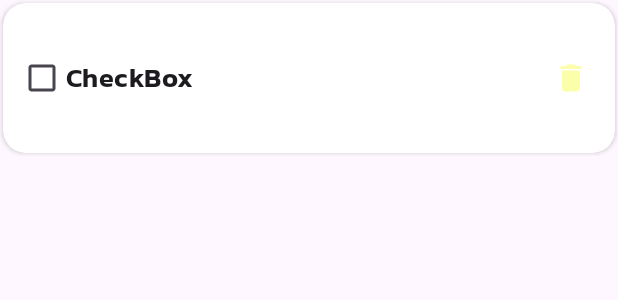
After one commit to thepiyushapkaje/Ticky, an Android app: the layout item_view_to_do_list.xml on its own in the app's theme, with its tools: preview values and no code run, on a phone screen of 412 x 824 dp. The commit adds this screen. Shown: the top 300 px of the screen. Run offline under Robolectric (Android 15) with nearby library versions, the phone set to English and light mode, and no system bars.

Commit message:
Alpha 1.0.0: - Added recycler view - Added option for deletion - Added progress dialog

```diff
--- a/app/build.gradle.kts
+++ b/app/build.gradle.kts
@@ -41,6 +41,7 @@ android {
 }
 
 dependencies {
+    implementation ("com.mikhaellopez:circularprogressbar:3.1.0")
     implementation(libs.androidx.room.runtime)
     ksp(libs.androidx.room.compiler)
     implementation(libs.androidx.core.ktx)
--- a/app/src/main/java/com/nextbigthing/ticky/room/AppDao.kt
+++ b/app/src/main/java/com/nextbigthing/ticky/room/AppDao.kt
@@ -1,6 +1,7 @@
 package com.nextbigthing.ticky.room
 
 import androidx.room.Dao
+import androidx.room.Delete
 import androidx.room.Insert
 import androidx.room.Query
 
@@ -12,4 +13,7 @@ interface AppDao {
 
     @Insert
     fun insertUser(vararg users: AppModel)
+
+    @Delete
+    fun deleteUser(vararg users: AppModel)
 }
--- a/app/src/main/java/com/nextbigthing/ticky/room/AppDatabase.kt
+++ b/app/src/main/java/com/nextbigthing/ticky/room/AppDatabase.kt
@@ -3,7 +3,7 @@ package com.nextbigthing.ticky.room
 import androidx.room.Database
 import androidx.room.RoomDatabase
 
-@Database(entities = [AppModel::class], version = 1)
+@Database(entities = [AppModel::class], version = 2)
 abstract class AppDatabase: RoomDatabase() {
     abstract fun appDao(): AppDao
 }
--- a/app/src/main/java/com/nextbigthing/ticky/room/AppModel.kt
+++ b/app/src/main/java/com/nextbigthing/ticky/room/AppModel.kt
@@ -7,6 +7,5 @@ import androidx.room.PrimaryKey
 @Entity
 data class AppModel(
     @PrimaryKey(autoGenerate = true) val uid: Int,
-    @ColumnInfo(name = "first_name") val firstName: String?,
-    @ColumnInfo(name = "last_name") val lastName: String?
+    @ColumnInfo(name = "task") val task: String?
 )
--- /dev/null
+++ b/app/src/main/res/drawable/ic_add.xml
@@ -0,0 +1,5 @@
+<vector xmlns:android="http://schemas.android.com/apk/res/android" android:height="24dp" android:tint="#000000" android:viewportHeight="24" android:viewportWidth="24" android:width="24dp">
+
+    <path android:fillColor="@android:color/white" android:pathData="M19,13h-6v6h-2v-6H5v-2h6V5h2v6h6v2z"/>
+
+</vector>
--- /dev/null
+++ b/app/src/main/res/drawable/ic_delete.xml
@@ -0,0 +1,5 @@
+<vector xmlns:android="http://schemas.android.com/apk/res/android" android:height="24dp" android:tint="#FCFFA9" android:viewportHeight="24" android:viewportWidth="24" android:width="24dp">
+
+    <path android:fillColor="@android:color/white" android:pathData="M6,19c0,1.1 0.9,2 2,2h8c1.1,0 2,-0.9 2,-2V7H6v12zM19,4h-3.5l-1,-1h-5l-1,1H5v2h14V4z"/>
+
+</vector>
--- /dev/null
+++ b/app/src/main/res/layout/item_view_to_do_list.xml
@@ -0,0 +1,48 @@
+<?xml version="1.0" encoding="utf-8"?>
+<androidx.constraintlayout.widget.ConstraintLayout xmlns:android="http://schemas.android.com/apk/res/android"
+    xmlns:app="http://schemas.android.com/apk/res-auto"
+    xmlns:tools="http://schemas.android.com/tools"
+    android:layout_width="match_parent"
+    android:layout_height="wrap_content">
+
+    <androidx.cardview.widget.CardView
+        android:id="@+id/cardView"
+        android:layout_width="0dp"
+        android:layout_height="wrap_content"
+        android:minHeight="100dp"
+        app:cardCornerRadius="15dp"
+        android:layout_margin="2dp"
+        app:layout_constraintBottom_toBottomOf="parent"
+        app:layout_constraintEnd_toEndOf="parent"
+        app:layout_constraintStart_toStartOf="parent"
+        app:layout_constraintTop_toTopOf="parent">
+
+        <LinearLayout
+            android:id="@+id/linearLayout2"
+            android:layout_width="match_parent"
+            android:layout_height="wrap_content"
+            android:layout_marginHorizontal="10dp"
+            android:layout_gravity="center"
+            android:orientation="horizontal">
+
+            <CheckBox
+                android:id="@+id/checkBox"
+                android:layout_width="match_parent"
+                android:layout_height="wrap_content"
+                android:textSize="18sp"
+                android:layout_marginVertical="5dp"
+                android:layout_weight="1"
+                android:text="CheckBox" />
+
+            <ImageView
+                android:id="@+id/deleteImageView"
+                android:layout_width="match_parent"
+                android:layout_height="wrap_content"
+                android:layout_weight="9"
+                android:layout_gravity="center"
+                app:srcCompat="@drawable/ic_delete" />
+
+        </LinearLayout>
+    </androidx.cardview.widget.CardView>
+
+</androidx.constraintlayout.widget.ConstraintLayout>
--- a/app/src/main/res/values-night/themes.xml
+++ b/app/src/main/res/values-night/themes.xml
@@ -3,5 +3,7 @@
     <style name="Base.Theme.Ticky" parent="Theme.Material3.DayNight.NoActionBar">
         <!-- Customize your dark theme here. -->
         <!-- <item name="colorPrimary">@color/my_dark_primary</item> -->
+        <item name="android:fontFamily">@font/kanitsb</item>
+        <item name="fontFamily">@font/kanitsb</item>
     </style>
 </resources>
--- a/app/src/main/res/values/colors.xml
+++ b/app/src/main/res/values/colors.xml
@@ -2,4 +2,5 @@
 <resources>
     <color name="black">#FF000000</color>
     <color name="white">#FFFFFFFF</color>
+    <color name="transparent">#00FFFFFF</color>
 </resources>
--- a/app/src/main/res/values/themes.xml
+++ b/app/src/main/res/values/themes.xml
@@ -3,7 +3,12 @@
     <style name="Base.Theme.Ticky" parent="Theme.Material3.DayNight.NoActionBar">
         <!-- Customize your light theme here. -->
         <!-- <item name="colorPrimary">@color/my_light_primary</item> -->
+        <item name="android:fontFamily">@font/kanitsb</item>
+        <item name="fontFamily">@font/kanitsb</item>
     </style>
 
-    <style name="Theme.Ticky" parent="Base.Theme.Ticky" />
+    <style name="Theme.Ticky" parent="Base.Theme.Ticky">
+        <item name="android:fontFamily">@font/kanitsb</item>
+        <item name="fontFamily">@font/kanitsb</item>
+    </style>
 </resources>
```
Also changed, not shown: app/src/main/java/com/nextbigthing/ticky/DeleteUser.kt (added, +7 -0 lines), app/src/main/java/com/nextbigthing/ticky/MainActivity.kt (+79 -13 lines), app/src/main/java/com/nextbigthing/ticky/TodoListRecyclerAdapter.kt (added, +32 -0 lines), app/src/main/res/layout/activity_main.xml (+55 -18 lines), app/src/main/res/layout/add_task_layout.xml (added, +44 -0 lines), app/src/main/res/font/kanit.ttf (added), app/src/main/res/font/kanitsb.ttf (added).
